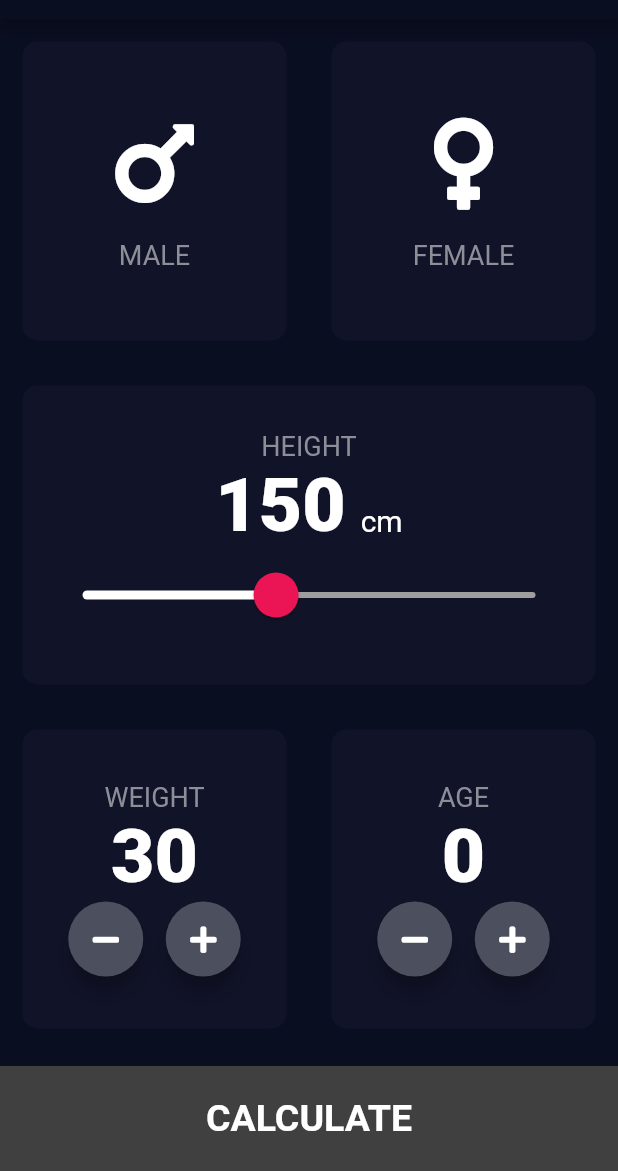
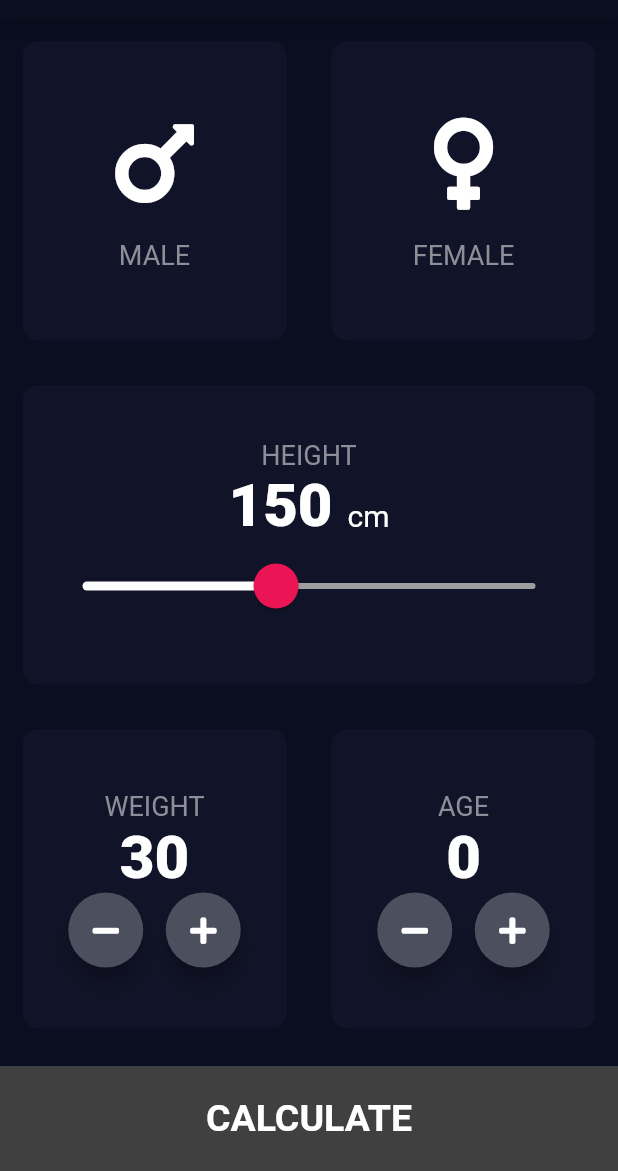
Before and after one commit to iakshatbisht/BMI-Calculator, a Flutter app: the screen it shows after launch, on a phone screen of 412 x 824 dp, the part 65-1236 px from its top. Run offline on Flutter 3.47's test engine with Material 2 defaults, Android fonts, the phone set to English and light mode, and no system bars; our stand-ins replace font_awesome_flutter.

Commit message:
for one plus

```diff
--- a/lib/details.dart
+++ b/lib/details.dart
@@ -19,7 +19,7 @@ class Details extends StatelessWidget {
           Expanded(child: Container(
             padding: EdgeInsets.all(15.0),
             alignment: Alignment.bottomLeft,
-            child: Text('Your Result', style: TextStyle(fontSize: 50.0, fontWeight: FontWeight.bold),),
+            child: Text('Your Result', style: TextStyle(fontSize: 40.0/*50 for others 40 for one plus*/, fontWeight: FontWeight.bold),),
           )),
           Expanded(
             flex: 5,
@@ -34,7 +34,7 @@ class Details extends StatelessWidget {
                 crossAxisAlignment: CrossAxisAlignment.stretch,
                 children: <Widget>[
                   Text(' $type ', textAlign: TextAlign.center, style: TextStyle(color: Color(0xff24d876),fontSize: 30,fontWeight: FontWeight.bold),),
-                  Text(bmi.toStringAsFixed(2), textAlign: TextAlign.center,style: TextStyle(fontSize: 100.0,fontWeight: FontWeight.bold),),
+                  Text(bmi.toStringAsFixed(2), textAlign: TextAlign.center,style: TextStyle(fontSize: 95.0/*100 for others 95 for one plus*/,fontWeight: FontWeight.bold),),
                   Text(' $sentence ', textAlign: TextAlign.center, style: TextStyle(fontSize: 22),),
                 ],
               ),
--- a/lib/main.dart
+++ b/lib/main.dart
@@ -159,7 +159,7 @@ class _BmiState extends State<Bmi> {
                     textBaseline: TextBaseline.alphabetic,
                     children: <Widget>[
                       Text('$height', style: TextStyle(
-                          fontSize: 50.0, fontWeight: FontWeight.w900),
+                          fontSize: 40.0/*50 for others 40 for one plus*/, fontWeight: FontWeight.w900),
                       ),
                       SizedBox(width: 10.0,),
                       Text('cm',
@@ -219,7 +219,7 @@ class _BmiState extends State<Bmi> {
                         Text(
                           '$weight',
                           style: TextStyle(
-                              fontSize: 50.0, fontWeight: FontWeight.w900),
+                              fontSize: 40.0/*50 for others 40 for one plus*/, fontWeight: FontWeight.w900),
                         ),
                         Row(
                           mainAxisAlignment: MainAxisAlignment.center,
@@ -289,7 +289,7 @@ class _BmiState extends State<Bmi> {
                             ),
                           ),
                           Text('$age', style: TextStyle(
-                              fontSize: 50.0, fontWeight: FontWeight.w900),
+                              fontSize: 40.0/*50 for others 40 for one plus*/, fontWeight: FontWeight.w900),
                           ),
                           Row(
                             mainAxisAlignment: MainAxisAlignment.center,
```
